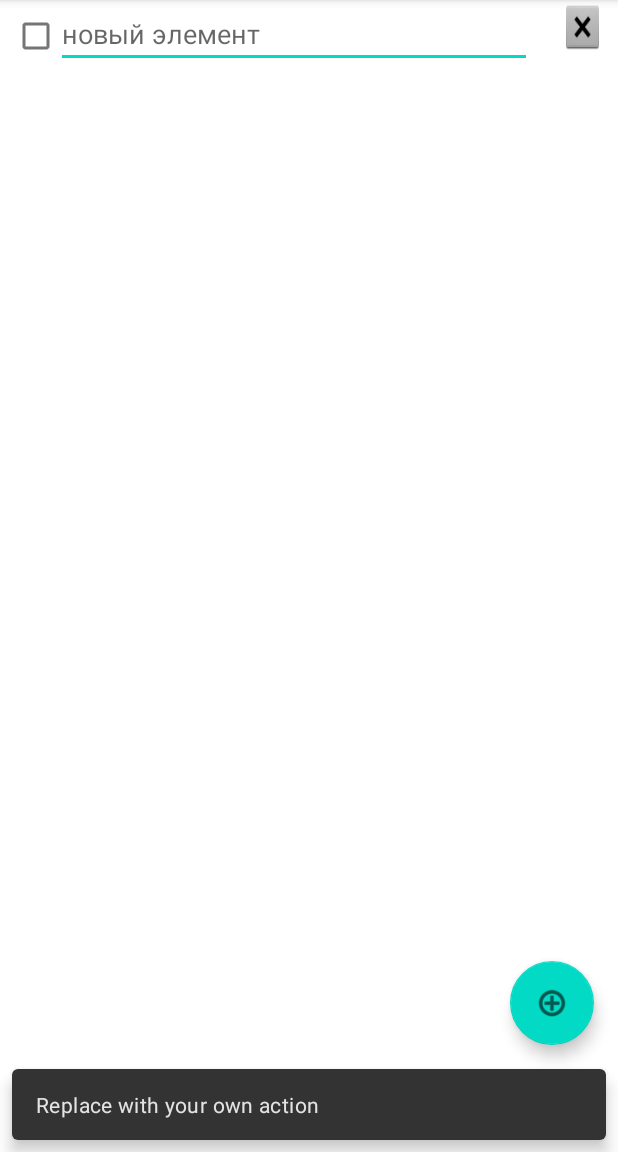
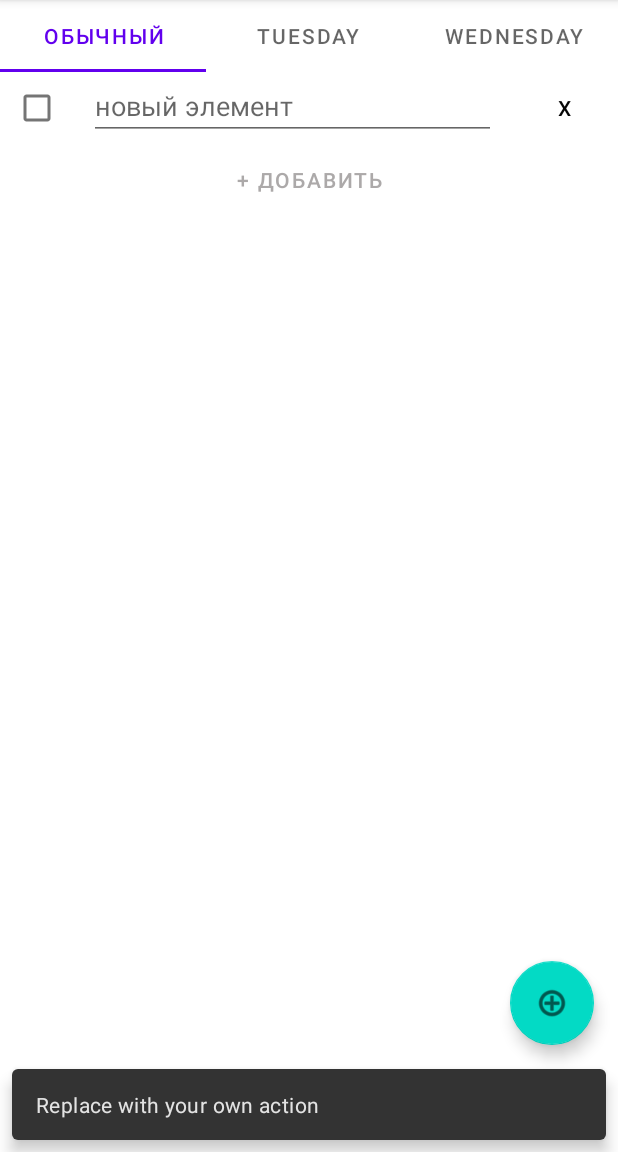
Before and after one commit to max-sliva/ShoppingList, an Android app: the screen it shows after launch (MainActivity), after a tap on an icon or button, on a phone screen of 412 x 824 dp, the part 84-1236 px from its top. Run offline under Robolectric (Android 15) with nearby library versions, the phone set to English and light mode, and no system bars; our stand-ins replace navigation-ui; 2 other taps on this screen came first.

Commit message:
added items work (add/delete/update)

```diff
--- a/app/src/main/java/com/example/shoppinglist/MainActivity.kt
+++ b/app/src/main/java/com/example/shoppinglist/MainActivity.kt
@@ -6,6 +6,8 @@ import androidx.appcompat.app.AppCompatActivity
 import androidx.navigation.ui.AppBarConfiguration
 import android.view.Menu
 import android.view.MenuItem
+import android.widget.Button
+import androidx.core.view.get
 import androidx.recyclerview.widget.DefaultItemAnimator
 import androidx.recyclerview.widget.LinearLayoutManager
 import androidx.recyclerview.widget.RecyclerView
@@ -34,7 +36,14 @@ class MainActivity : AppCompatActivity() {
         recyclerView.layoutManager = layoutManager
 //задаем аниматор элементов списка
         recyclerView.itemAnimator = DefaultItemAnimator()
-        recyclerView.adapter = shoppingListAdapter //
+        recyclerView.adapter = shoppingListAdapter
+        val addItemButton: Button = findViewById(R.id.button2)
+        addItemButton.setOnClickListener{
+            itemsList.add(ShoppingItem("", false))
+            recyclerView.smoothScrollToPosition(recyclerView.bottom)
+            shoppingListAdapter.notifyDataSetChanged()
+//            shoppingListAdapter.getItemViewType(itemsList.size-1).req
+        }
     }
 
     override fun onCreateOptionsMenu(menu: Menu): Boolean {
--- a/app/src/main/java/com/example/shoppinglist/MyAdapter.kt
+++ b/app/src/main/java/com/example/shoppinglist/MyAdapter.kt
@@ -1,9 +1,9 @@
 package com.example.shoppinglist
 
-import android.text.Editable
 import android.view.LayoutInflater
 import android.view.View
 import android.view.ViewGroup
+import android.widget.Button
 import android.widget.CheckBox
 import android.widget.EditText
 import androidx.recyclerview.widget.RecyclerView
@@ -12,6 +12,13 @@ class MyAdapter (private var itemList: ArrayList<ShoppingItem>):
     class MyViewHolder(view: View) : RecyclerView.ViewHolder(view) {
         var itemName: EditText = view.findViewById(R.id.itemText)
         var itemSelected: CheckBox = view.findViewById(R.id.itemCheckBox)
+        val button: Button = view.findViewById(R.id.itemButton)
+
+//        init{
+//            button.setOnClickListener {
+//
+//            }
+//        }
     }
     override fun onCreateViewHolder(parent: ViewGroup, viewType: Int): MyViewHolder {
 //создаем объект, в который записываем ссылку на макет разметки элемента нашего списка
@@ -23,8 +30,30 @@ class MyAdapter (private var itemList: ArrayList<ShoppingItem>):
     override fun onBindViewHolder(holder: MyViewHolder, position: Int) {
         val item = itemList[position]
         holder.itemName.setText(item.text)
+        holder.itemName.
+//        setOnKeyListener { view, i, keyEvent ->
+        setOnFocusChangeListener { view, b ->
+            println("text = ${holder.itemName.text}")
+            if (position>=0 && position<itemList.size) {
+                itemList[position].text = holder.itemName.text.toString()
+//                notifyItemChanged(position)
+            }
+//            false
+        }
         holder.itemSelected.isChecked = item.checked
+        holder.button.setOnClickListener {
+            itemList.remove(item)
+            notifyItemRemoved(position);
+//            notifyItemRangeChanged(position, itemList.size)
+            //notifyDataSetChanged()
+        }
     }
+
+//    override fun onViewAttachedToWindow(holder: MyViewHolder) {
+//        holder.itemName.requestFocus()
+//        super.onViewAttachedToWindow(holder)
+//    }
+
     override fun getItemCount(): Int {//метод для вычисления кол-ва создаваемых элементов списка
         return itemList.size
     }
--- a/app/src/main/java/com/example/shoppinglist/ShoppingItem.kt
+++ b/app/src/main/java/com/example/shoppinglist/ShoppingItem.kt
@@ -1,3 +1,3 @@
 package com.example.shoppinglist
 
-data class ShoppingItem (val text: String, val checked: Boolean)
+data class ShoppingItem (var text: String, var checked: Boolean)
--- a/app/src/main/res/layout/content_main.xml
+++ b/app/src/main/res/layout/content_main.xml
@@ -7,8 +7,51 @@
     android:orientation="vertical"
     app:layout_behavior="@string/appbar_scrolling_view_behavior">
 
-    <androidx.recyclerview.widget.RecyclerView
-        android:id="@+id/recyclerView"
+    <com.google.android.material.tabs.TabLayout
         android:layout_width="match_parent"
-        android:layout_height="match_parent" />
+        android:layout_height="wrap_content">
+
+        <com.google.android.material.tabs.TabItem
+            android:layout_width="wrap_content"
+            android:layout_height="wrap_content"
+            android:text="Обычный" />
+
+        <com.google.android.material.tabs.TabItem
+            android:layout_width="wrap_content"
+            android:layout_height="wrap_content"
+            android:text="Tuesday" />
+
+        <com.google.android.material.tabs.TabItem
+            android:layout_width="wrap_content"
+            android:layout_height="wrap_content"
+            android:text="Wednesday" />
+    </com.google.android.material.tabs.TabLayout>
+
+    <ScrollView
+        android:layout_width="match_parent"
+        android:layout_height="match_parent">
+
+        <LinearLayout
+            android:layout_width="match_parent"
+            android:layout_height="wrap_content"
+            android:orientation="vertical" >
+
+            <androidx.recyclerview.widget.RecyclerView
+                android:id="@+id/recyclerView"
+                android:layout_width="match_parent"
+                android:layout_height="wrap_content">
+
+            </androidx.recyclerview.widget.RecyclerView>
+
+            <Button
+                android:id="@+id/button2"
+                android:layout_width="match_parent"
+                android:layout_height="wrap_content"
+                android:background="#00FFFFFF"
+                android:text="+ Добавить"
+                android:textColor="#ACA9A9" />
+
+        </LinearLayout>
+    </ScrollView>
+
 </LinearLayout>
--- a/app/src/main/res/layout/list_item.xml
+++ b/app/src/main/res/layout/list_item.xml
@@ -6,7 +6,7 @@
 
     <CheckBox
         android:id="@+id/itemCheckBox"
-        android:layout_width="10dp"
+        android:layout_width="20dp"
         android:layout_height="wrap_content"
         android:layout_marginLeft="10dp"
         android:layout_weight="0.5"
@@ -16,23 +16,22 @@
         android:id="@+id/itemText"
         android:layout_width="wrap_content"
         android:layout_height="wrap_content"
-        android:layout_marginRight="10dp"
+        android:layout_marginLeft="20dp"
+        android:layout_marginRight="20dp"
         android:layout_weight="3"
         android:ems="10"
         android:hint="новый элемент"
         android:inputType="textPersonName"
         android:translationX="0dp" />
 
-    <ImageButton
-        android:id="@+id/imageButton"
-        android:layout_width="10dp"
-        android:layout_height="36dp"
-        android:layout_gravity="right"
-        android:layout_marginLeft="10dp"
+    <Button
+        android:id="@+id/itemButton"
+        android:layout_width="32dp"
+        android:layout_height="match_parent"
         android:layout_marginRight="10dp"
-        android:layout_weight="0.5"
+        android:layout_weight="1"
         android:background="#00FFFFFF"
-        android:foreground="@android:drawable/btn_dialog"
-        android:scaleType="center" />
+        android:text="x"
+        android:textColor="#050505" />
 
 </LinearLayout>
```
